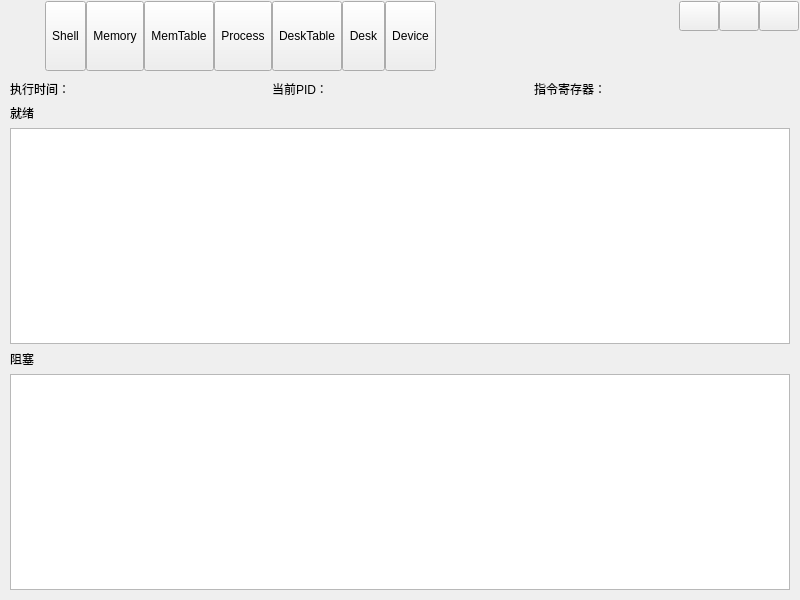
Qt form UI/form/frmmain.ui (asapple/analog-operating-system) before a commit.
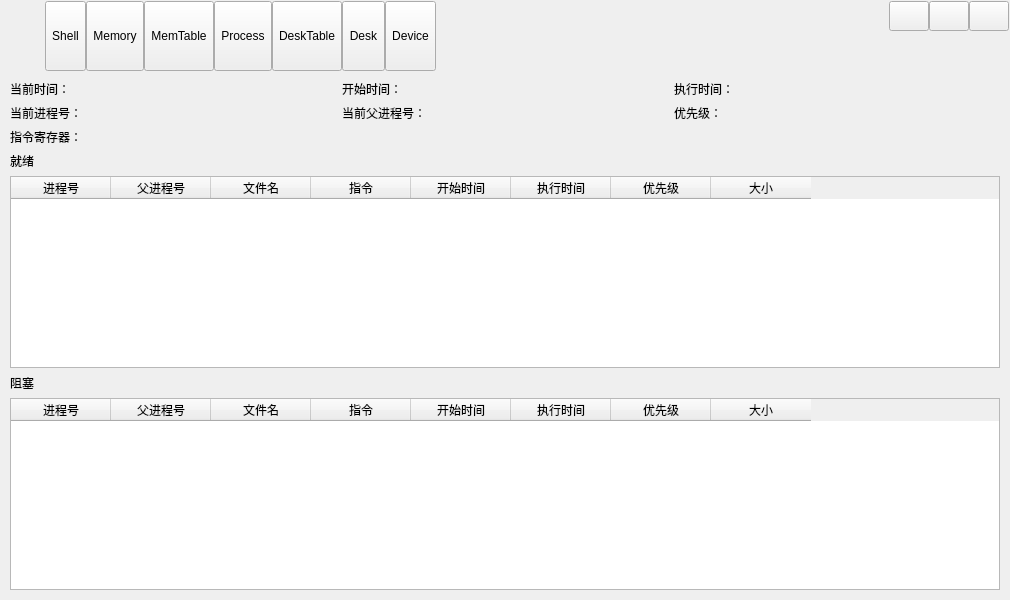
The same form after that commit. Icons and pictures are not drawn.

Commit message: 进程管理界面GUI完成

```diff
--- a/UI/form/frmmain.ui
+++ b/UI/form/frmmain.ui
@@ -6,7 +6,7 @@
    <rect>
     <x>0</x>
     <y>0</y>
-    <width>800</width>
+    <width>1010</width>
     <height>600</height>
    </rect>
   </property>
@@ -415,46 +415,233 @@
      </widget>
      <widget class="QWidget" name="proc_page">
       <layout class="QGridLayout" name="gridLayout">
-       <item row="3" column="0">
+       <item row="1" column="2">
+        <layout class="QHBoxLayout" name="execTime">
+         <item>
+          <widget class="QLabel" name="execTime_label">
+           <property name="text">
+            <string>执行时间：</string>
+           </property>
+          </widget>
+         </item>
+         <item>
+          <widget class="QLabel" name="execTime_value">
+           <property name="text">
+            <string/>
+           </property>
+          </widget>
+         </item>
+        </layout>
+       </item>
+       <item row="1" column="1">
+        <layout class="QHBoxLayout" name="startTIME">
+         <item>
+          <widget class="QLabel" name="startTime_label">
+           <property name="text">
+            <string>开始时间：</string>
+           </property>
+          </widget>
+         </item>
+         <item>
+          <widget class="QLabel" name="startTime_value">
+           <property name="text">
+            <string/>
+           </property>
+          </widget>
+         </item>
+        </layout>
+       </item>
+       <item row="6" column="0">
         <widget class="QLabel" name="block_label">
          <property name="text">
           <string>阻塞</string>
          </property>
         </widget>
        </item>
-       <item row="2" column="0" colspan="3">
-        <widget class="QTextBrowser" name="ready_textBrowser"/>
-       </item>
-       <item row="0" column="1">
-        <widget class="QLabel" name="PID_label">
-         <property name="text">
-          <string>当前PID：</string>
-         </property>
-        </widget>
-       </item>
-       <item row="0" column="0">
-        <widget class="QLabel" name="execTime_label">
-         <property name="text">
-          <string>执行时间：</string>
-         </property>
-        </widget>
-       </item>
-       <item row="1" column="0">
+       <item row="4" column="0">
         <widget class="QLabel" name="ready_label">
          <property name="text">
           <string>就绪</string>
          </property>
         </widget>
        </item>
-       <item row="0" column="2">
-        <widget class="QLabel" name="IR_label">
-         <property name="text">
-          <string>指令寄存器：</string>
-         </property>
+       <item row="2" column="1">
+        <layout class="QHBoxLayout" name="PPID">
+         <item>
+          <widget class="QLabel" name="PPID_label">
+           <property name="text">
+            <string>当前父进程号：</string>
+           </property>
+          </widget>
+         </item>
+         <item>
+          <widget class="QLabel" name="PPID_value">
+           <property name="text">
+            <string/>
+           </property>
+          </widget>
+         </item>
+        </layout>
+       </item>
+       <item row="2" column="0">
+        <layout class="QHBoxLayout" name="PID">
+         <item>
+          <widget class="QLabel" name="PID_label">
+           <property name="text">
+            <string>当前进程号：</string>
+           </property>
+          </widget>
+         </item>
+         <item>
+          <widget class="QLabel" name="PID_value">
+           <property name="text">
+            <string/>
+           </property>
+          </widget>
+         </item>
+        </layout>
+       </item>
+       <item row="5" column="0" colspan="3">
+        <widget class="QTableWidget" name="ready_table">
+         <column>
+          <property name="text">
+           <string>进程号</string>
+          </property>
+         </column>
+         <column>
+          <property name="text">
+           <string>父进程号</string>
+          </property>
+         </column>
+         <column>
+          <property name="text">
+           <string>文件名</string>
+          </property>
+         </column>
+         <column>
+          <property name="text">
+           <string>指令</string>
+          </property>
+         </column>
+         <column>
+          <property name="text">
+           <string>开始时间</string>
+          </property>
+         </column>
+         <column>
+          <property name="text">
+           <string>执行时间</string>
+          </property>
+         </column>
+         <column>
+          <property name="text">
+           <string>优先级</string>
+          </property>
+         </column>
+         <column>
+          <property name="text">
+           <string>大小</string>
+          </property>
+         </column>
         </widget>
        </item>
-       <item row="4" column="0" colspan="3">
-        <widget class="QTextBrowser" name="block_textBrowser"/>
+       <item row="1" column="0">
+        <layout class="QHBoxLayout" name="curTime">
+         <item>
+          <widget class="QLabel" name="curTime_label">
+           <property name="text">
+            <string>当前时间：</string>
+           </property>
+          </widget>
+         </item>
+         <item>
+          <widget class="QLabel" name="curTime_value">
+           <property name="text">
+            <string/>
+           </property>
+          </widget>
+         </item>
+        </layout>
+       </item>
+       <item row="7" column="0" colspan="3">
+        <widget class="QTableWidget" name="block_table">
+         <column>
+          <property name="text">
+           <string>进程号</string>
+          </property>
+         </column>
+         <column>
+          <property name="text">
+           <string>父进程号</string>
+          </property>
+         </column>
+         <column>
+          <property name="text">
+           <string>文件名</string>
+          </property>
+         </column>
+         <column>
+          <property name="text">
+           <string>指令</string>
+          </property>
+         </column>
+         <column>
+          <property name="text">
+           <string>开始时间</string>
+          </property>
+         </column>
+         <column>
+          <property name="text">
+           <string>执行时间</string>
+          </property>
+         </column>
+         <column>
+          <property name="text">
+           <string>优先级</string>
+          </property>
+         </column>
+         <column>
+          <property name="text">
+           <string>大小</string>
+          </property>
+         </column>
+        </widget>
+       </item>
+       <item row="3" column="0">
+        <layout class="QHBoxLayout" name="IR">
+         <item>
+          <widget class="QLabel" name="IR_label">
+           <property name="text">
+            <string>指令寄存器：</string>
+           </property>
+          </widget>
+         </item>
+         <item>
+          <widget class="QLabel" name="IR_value">
+           <property name="text">
+            <string/>
+           </property>
+          </widget>
+         </item>
+        </layout>
+       </item>
+       <item row="2" column="2">
+        <layout class="QHBoxLayout" name="Pri">
+         <item>
+          <widget class="QLabel" name="Pri_label">
+           <property name="text">
+            <string>优先级：</string>
+           </property>
+          </widget>
+         </item>
+         <item>
+          <widget class="QLabel" name="Pri_value">
+           <property name="text">
+            <string/>
+           </property>
+          </widget>
+         </item>
+        </layout>
        </item>
       </layout>
      </widget>
```
The commit also changes 12 other files.
